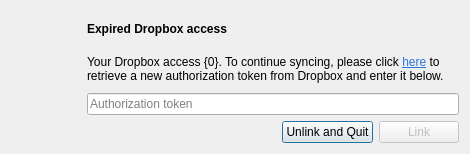
Above: maestral/gui/resources/relink_dialog.ui from samschott/maestral before the change. Below: the same form after it.
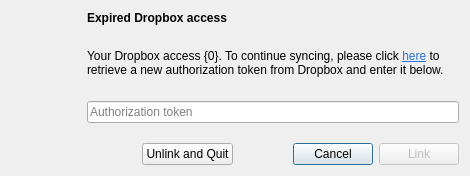
That is the form after the change.

Commit message: added a "Cancel " option to the relink dialog

```diff
--- a/maestral/gui/resources/relink_dialog.ui
+++ b/maestral/gui/resources/relink_dialog.ui
@@ -10,7 +10,7 @@
     <x>0</x>
     <y>0</y>
     <width>470</width>
-    <height>154</height>
+    <height>175</height>
    </rect>
   </property>
   <property name="sizePolicy">
@@ -34,11 +34,18 @@
   <property name="windowTitle">
    <string>Expired Dropbox access</string>
   </property>
-  <property name="modal">
-   <bool>true</bool>
-  </property>
-  <layout class="QGridLayout" name="gridLayout" columnstretch="0,0,1,0,0">
-   <item row="0" column="2">
+  <layout class="QGridLayout" name="gridLayout" rowstretch="0,1,1,0">
+   <property name="verticalSpacing">
+    <number>20</number>
+   </property>
+   <item row="3" column="4">
+    <widget class="QPushButton" name="pushButtonCancel">
+     <property name="text">
+      <string>Cancel</string>
+     </property>
+    </widget>
+   </item>
+   <item row="0" column="1" colspan="5">
     <widget class="QLabel" name="titleLabel">
      <property name="font">
       <font>
@@ -51,7 +58,7 @@
      </property>
     </widget>
    </item>
-   <item row="1" column="2" colspan="3">
+   <item row="1" column="1" colspan="5">
     <widget class="QLabel" name="infoLabel">
      <property name="text">
       <string>&lt;html&gt;&lt;head/&gt;&lt;body&gt;&lt;p&gt;Your Dropbox access {0}. To continue syncing, please click &lt;a href=&quot;{1}&quot;&gt;&lt;span style=&quot; text-decoration: underline; color:#2874e1;&quot;&gt;here&lt;/span&gt;&lt;/a&gt; to retrieve a new authorization token from Dropbox and enter it below.&lt;/p&gt;&lt;/body&gt;&lt;/html&gt;</string>
@@ -64,14 +71,7 @@
      </property>
     </widget>
    </item>
-   <item row="3" column="3">
-    <widget class="QPushButton" name="pushButtonCancel">
-     <property name="text">
-      <string>Unlink and Quit</string>
-     </property>
-    </widget>
-   </item>
-   <item row="3" column="4">
+   <item row="3" column="5">
     <widget class="QPushButton" name="pushButtonLink">
      <property name="enabled">
       <bool>false</bool>
@@ -81,7 +81,7 @@
      </property>
     </widget>
    </item>
-   <item row="2" column="2" colspan="3">
+   <item row="2" column="1" colspan="5">
     <widget class="QLineEdit" name="lineEditAuthCode">
      <property name="text">
       <string/>
@@ -94,7 +94,14 @@
      </property>
     </widget>
    </item>
-   <item row="0" column="0" rowspan="2" colspan="2" alignment="Qt::AlignHCenter|Qt::AlignVCenter">
+   <item row="3" column="2">
+    <widget class="QPushButton" name="pushButtonUnlink">
+     <property name="text">
+      <string>Unlink and Quit</string>
+     </property>
+    </widget>
+   </item>
+   <item row="0" column="0" rowspan="2">
     <widget class="QLabel" name="iconLabel">
      <property name="minimumSize">
       <size>
@@ -113,6 +120,35 @@
      </property>
     </widget>
    </item>
+   <item row="3" column="3">
+    <spacer name="horizontalSpacer">
+     <property name="orientation">
+      <enum>Qt::Horizontal</enum>
+     </property>
+     <property name="sizeType">
+      <enum>QSizePolicy::Fixed</enum>
+     </property>
+     <property name="sizeHint" stdset="0">
+      <size>
+       <width>1</width>
+       <height>20</height>
+      </size>
+     </property>
+    </spacer>
+   </item>
+   <item row="3" column="0" colspan="2">
+    <spacer name="horizontalSpacer_2">
+     <property name="orientation">
+      <enum>Qt::Horizontal</enum>
+     </property>
+     <property name="sizeHint" stdset="0">
+      <size>
+       <width>40</width>
+       <height>20</height>
+      </size>
+     </property>
+    </spacer>
+   </item>
   </layout>
  </widget>
  <resources/>
```
Left out of the diff: 5 changed lines with no effect on the pictures. The commit also changes 2 other files.
